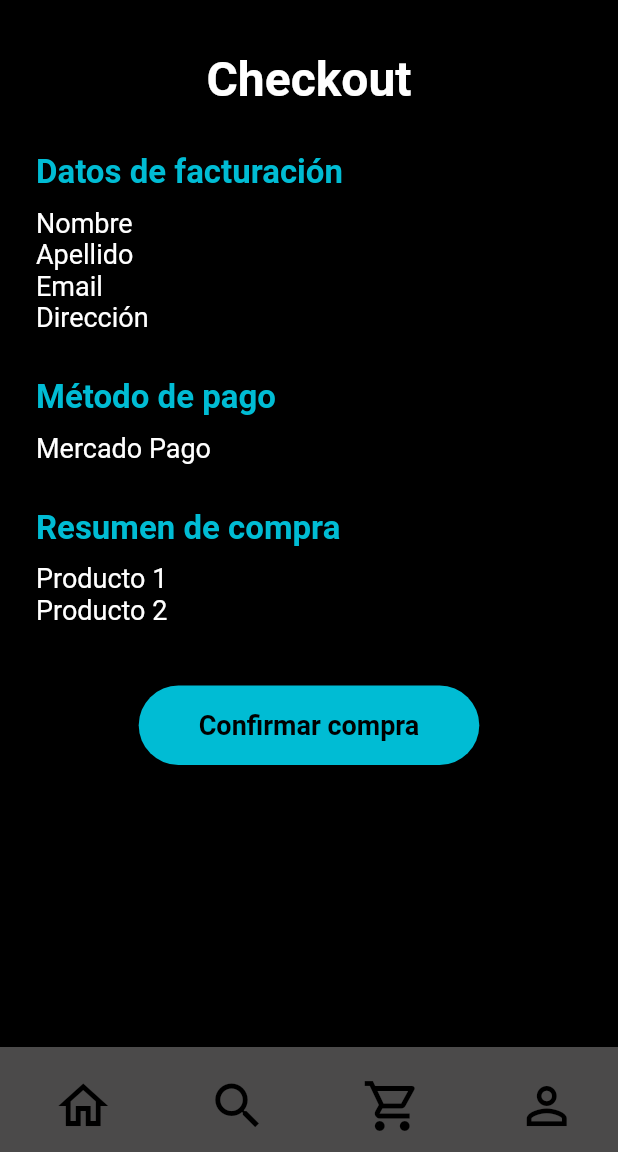
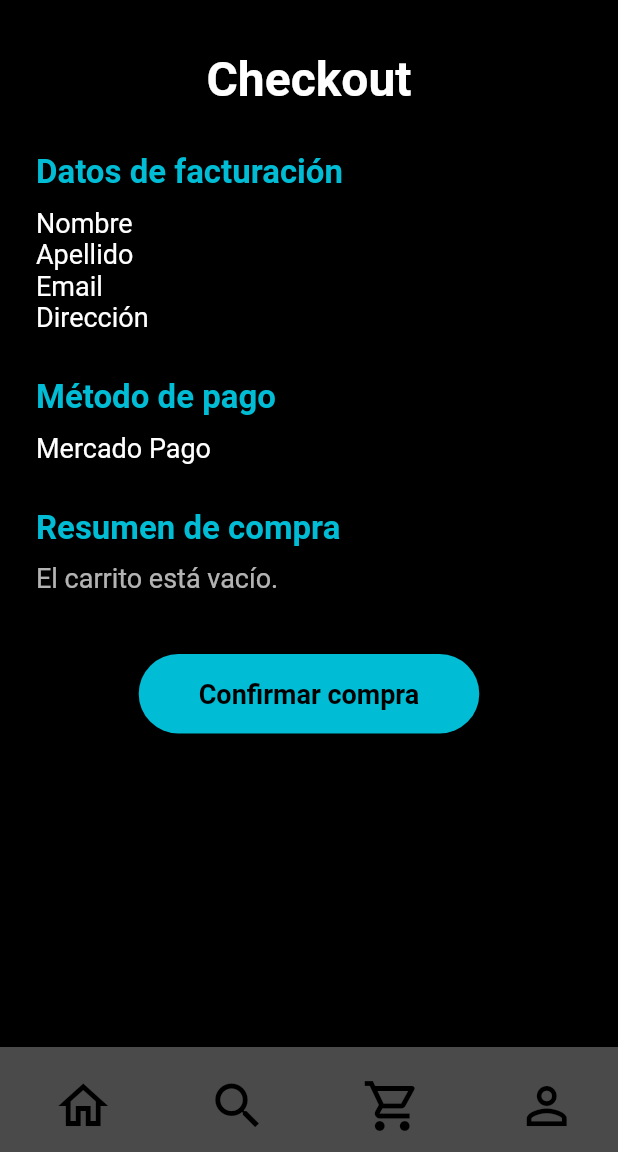
Before and after one commit to CristianG22/accesories_store_flutter, a Flutter app: the CheckoutScreen screen opened by its route, on a phone screen of 412 x 824 dp, the part 84-1236 px from its top. Run offline on Flutter 3.47's test engine with Material 3 defaults, Android fonts, the phone set to English and light mode, and no system bars; our stand-ins replace cloud_firestore, firebase_core, flutter_riverpod, go_router; accounts and stored records are empty.

Commit message:
feat: Implementado el carrito y corregido el checkout

```diff
--- a/lib/entities/cart_item.dart
+++ b/lib/entities/cart_item.dart
@@ -1,8 +1,16 @@
 import 'package:accesories_store_flutter/entities/product.dart';
 
 class CartItem {
-  final Producto producto;
+  final Producto product;
   int quantity;
 
-  CartItem({required this.producto, this.quantity = 1});
+  CartItem({required this.product, this.quantity = 1});
+
+  // Método para copiar el item y cambiar la cantidad (útil para inmutabilidad)
+  CartItem copyWith({Producto? product, int? quantity}) {
+    return CartItem(
+      product: product ?? this.product,
+      quantity: quantity ?? this.quantity,
+    );
+  }
 }
--- a/lib/presentation/screens/checkout_screen.dart
+++ b/lib/presentation/screens/checkout_screen.dart
@@ -1,12 +1,16 @@
 import 'package:accesories_store_flutter/widgets/CustomAppBar.dart';
 import 'package:accesories_store_flutter/widgets/CustomBottomNav.dart';
 import 'package:flutter/material.dart';
+import 'package:flutter_riverpod/flutter_riverpod.dart';
+import 'package:accesories_store_flutter/presentation/providers/cart_provider.dart';
 
-class CheckoutScreen extends StatelessWidget {
+class CheckoutScreen extends ConsumerWidget {
   const CheckoutScreen({super.key});
 
   @override
-  Widget build(BuildContext context) {
+  Widget build(BuildContext context, WidgetRef ref) {
+    final cartModel = ref.watch(cartProvider);
+    final cartItems = cartModel.items;
     return Scaffold(
       backgroundColor: Colors.black,
       appBar: const CustomAppBar(),
@@ -77,14 +81,21 @@ class CheckoutScreen extends StatelessWidget {
               ),
             ),
             const SizedBox(height: 10),
-            const Text(
-              'Producto 1',
-              style: TextStyle(color: Colors.white, fontSize: 18),
-            ),
-            const Text(
-              'Producto 2',
-              style: TextStyle(color: Colors.white, fontSize: 18),
-            ),
+            if (cartItems.isEmpty)
+              const Text(
+                'El carrito está vacío.',
+                style: TextStyle(color: Colors.white70, fontSize: 18),
+              )
+            else
+              Column(
+                crossAxisAlignment: CrossAxisAlignment.start,
+                children: cartItems.map((item) {
+                  return Text(
+                    '${item.product.nombre} x ${item.quantity} (\$${(item.product.precio * item.quantity).toStringAsFixed(3)})',
+                    style: const TextStyle(color: Colors.white, fontSize: 18),
+                  );
+                }).toList(),
+              ),
             const SizedBox(height: 40),
             Center(
               child: ElevatedButton(
@@ -100,7 +111,15 @@ class CheckoutScreen extends StatelessWidget {
                   ),
                 ),
                 onPressed: () {
-                  // Acción de confirmar compra
+                  // Acción de confirmar compra: por ahora, solo muestra un SnackBar
+                  ScaffoldMessenger.of(context).showSnackBar(
+                    const SnackBar(
+                      content: Text('Compra confirmada (funcionalidad completa en desarrollo).'),
+                      backgroundColor: Colors.green,
+                    ),
+                  );
+                  // Aquí podrías añadir la lógica para procesar el pago y vaciar el carrito
+                  // ref.read(cartProvider.notifier).clearCart();
                 },
                 child: const Text(
                   'Confirmar compra',
```
Also changed, not shown: lib/domain/models/cart_model.dart (+1 -15 lines), lib/presentation/screens/cart_screen.dart (+17 -14 lines).
